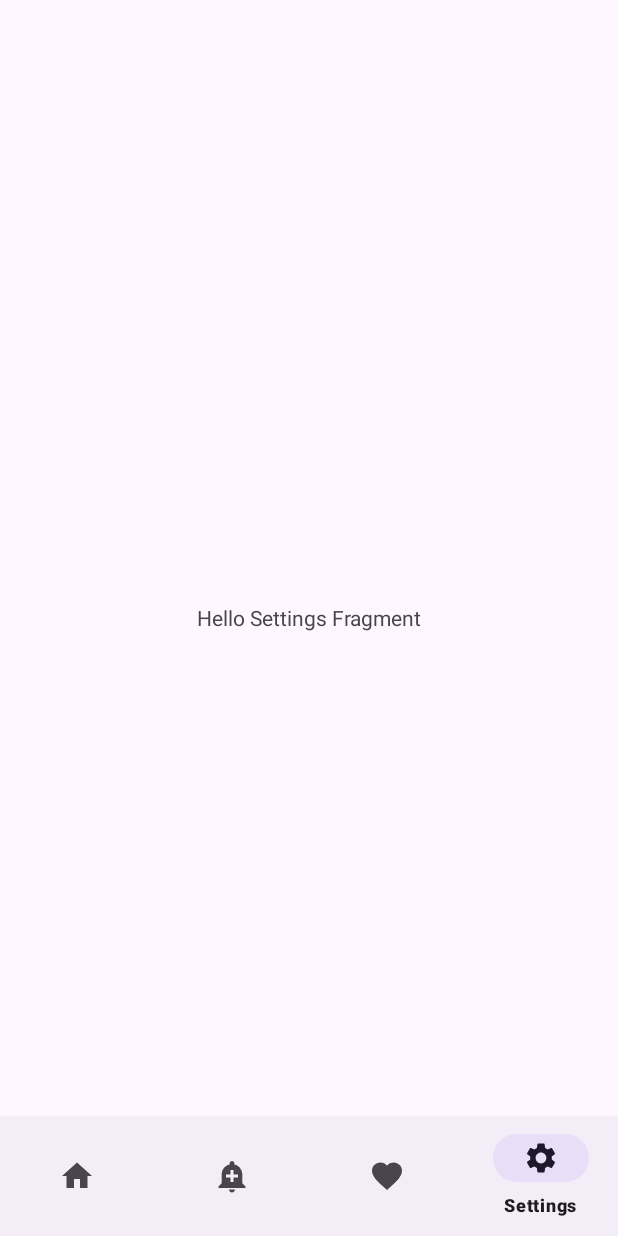
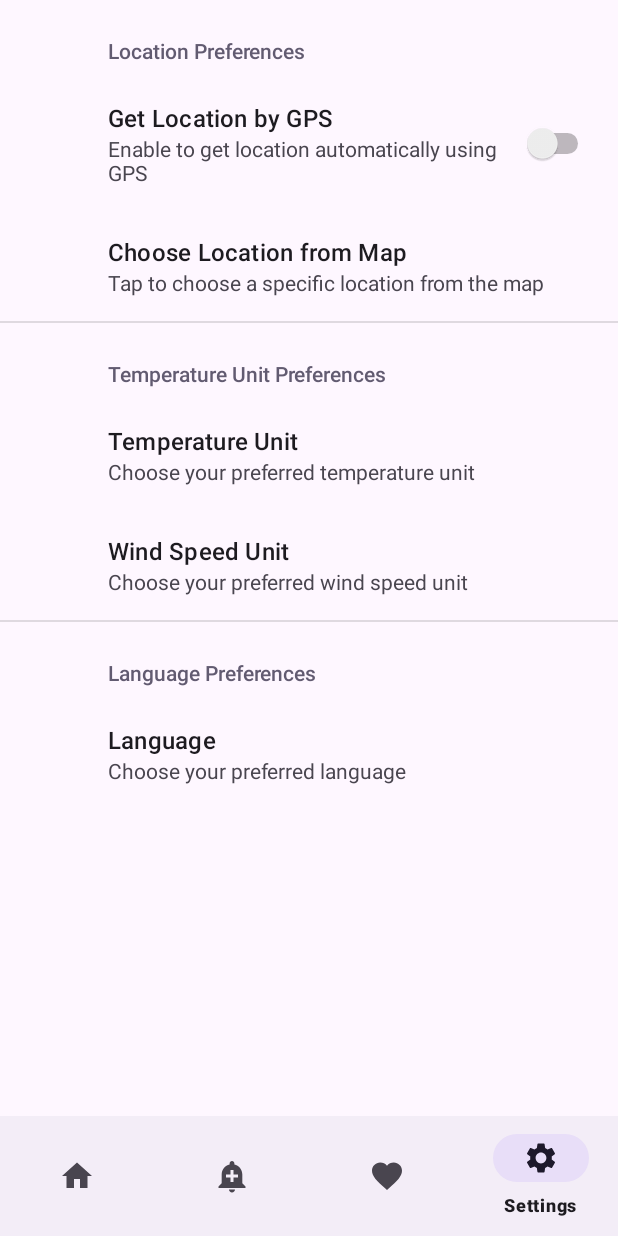
Before and after one commit to mohamedallam01/WeatherWise, an Android app: the screen it shows after launch (MainActivity), item 4 of the bottom bar chosen, on a phone screen of 412 x 824 dp. Run offline under Robolectric (Android 15) with nearby library versions, the light colour scheme and no system bars; our stand-ins replace androidx.preference, navigation-ui; pictures from the network do not load.

Commit message:
initialize Settings screen and map fragment

```diff
--- a/app/src/main/java/com/example/weatherwise/MainActivity.kt
+++ b/app/src/main/java/com/example/weatherwise/MainActivity.kt
@@ -11,6 +11,7 @@ import android.util.Log
 import android.widget.Toast
 import androidx.appcompat.app.AppCompatActivity
 import androidx.core.app.ActivityCompat
+import androidx.core.location.LocationManagerCompat.isLocationEnabled
 import androidx.fragment.app.Fragment
 import androidx.lifecycle.ViewModelProvider
 import androidx.navigation.NavController
@@ -59,7 +60,8 @@ class MainActivity : AppCompatActivity() {
                 R.id.home -> navController.navigate(R.id.home_graph, null, navOptions)
                 R.id.alert -> navController.navigate(R.id.alert_graph, null, navOptions)
                 R.id.favorite -> navController.navigate(R.id.favorite_graph, null, navOptions)
-                R.id.settings -> navController.navigate(R.id.settings_graph, null, navOptions)
+                R.id.settings -> navController.navigate(R.id.preferences_graph, null, navOptions)
+
             }
             true
         }
--- /dev/null
+++ b/app/src/main/java/com/example/weatherwise/preferences/PreferencesFragment.kt
@@ -0,0 +1,79 @@
+package com.example.weatherwise.preferences
+
+
+import android.content.Context
+import android.os.Bundle
+import android.util.Log
+import android.view.Display.Mode
+import androidx.navigation.fragment.findNavController
+import androidx.preference.Preference
+import androidx.preference.PreferenceFragmentCompat
+import com.example.weatherwise.R
+
+
+const val PREFS = "weather_preferences"
+const val TEMP_UNIT_KEY = "temp_unit_key"
+const val LOCATION_GPS_KEY = "location_gps_key"
+const val WIND_UNIT_KEY = "wind_unit_key"
+const val LANG_KEY = "Lang_key"
+class PreferencesFragment : PreferenceFragmentCompat() {
+
+    private val TAG = "PreferencesFragment"
+
+    override fun onCreatePreferences(savedInstanceState: Bundle?, rootKey: String?) {
+        setPreferencesFromResource(R.xml.root_preferences, rootKey)
+
+        val sharedPreferences = requireContext().getSharedPreferences(PREFS,Context.MODE_PRIVATE)
+
+
+        findPreference<Preference>("location_gps")?.setOnPreferenceChangeListener{
+                preference,newValue-> sharedPreferences.edit().putString(LOCATION_GPS_KEY,newValue.toString()).apply()
+
+            true
+        }
+
+        val savedGPS = sharedPreferences.getString(LOCATION_GPS_KEY, "No saved GPS")
+        Log.d(TAG, "Saved GPS: $savedGPS ")
+
+        findPreference<Preference>("temp_unit")?.setOnPreferenceChangeListener {
+            preference,newValue-> sharedPreferences.edit().putString(TEMP_UNIT_KEY,newValue.toString()).apply()
+
+            true
+        }
+
+        val savedTempUnit = sharedPreferences.getString(TEMP_UNIT_KEY,"No saved Temp unit")
+        Log.d(TAG, "Saved Temp Unit: $savedTempUnit ")
+
+
+        findPreference<Preference>("wind_unit")?.setOnPreferenceChangeListener{
+                preference,newValue-> sharedPreferences.edit().putString(WIND_UNIT_KEY,newValue.toString()).apply()
+
+            true
+        }
+
+        val savedWindUnit = sharedPreferences.getString(WIND_UNIT_KEY, "No saved Wind GPS")
+        Log.d(TAG, "Saved Wind Unit: $savedWindUnit ")
+
+
+        findPreference<Preference>("language")?.setOnPreferenceChangeListener{
+                preference,newValue-> sharedPreferences.edit().putString(LANG_KEY,newValue.toString()).apply()
+
+            true
+        }
+        val savedLang = sharedPreferences.getString(LANG_KEY, "No saved Language")
+        Log.d(TAG, "Saved Lang: $savedLang ")
+
+
+        val locationMapPreference : Preference? = findPreference("location_map")
+        locationMapPreference?.onPreferenceClickListener = Preference.OnPreferenceClickListener {
+
+
+            findNavController().navigate(R.id.action_preferencesFragment_to_mapFragment)
+            true
+
+        }
+
+
+
+    }
+}
--- a/app/src/main/java/com/example/weatherwise/settings/SettingsFragment.kt
+++ /dev/null
@@ -1,25 +0,0 @@
-package com.example.weatherwise.settings
-
-import android.os.Bundle
-import androidx.fragment.app.Fragment
-import android.view.LayoutInflater
-import android.view.View
-import android.view.ViewGroup
-import com.example.weatherwise.R
-
-class SettingsFragment : Fragment() {
-
-
-    override fun onCreate(savedInstanceState: Bundle?) {
-        super.onCreate(savedInstanceState)
-    }
-
-    override fun onCreateView(
-        inflater: LayoutInflater, container: ViewGroup?,
-        savedInstanceState: Bundle?
-    ): View? {
-        // Inflate the layout for this fragment
-        return inflater.inflate(R.layout.fragment_settings, container, false)
-    }
-
-}
--- a/app/src/main/res/layout/fragment_home.xml
+++ b/app/src/main/res/layout/fragment_home.xml
@@ -63,7 +63,8 @@
             android:layout_marginTop="16dp"
             app:layout_constraintEnd_toEndOf="parent"
             app:layout_constraintStart_toStartOf="parent"
-            app:layout_constraintTop_toBottomOf="@id/rv_hourly" />
+            app:layout_constraintTop_toBottomOf="@id/rv_hourly"
+            app:layout_constraintBottom_toBottomOf="parent"/>
 
 
         <ProgressBar
--- a/app/src/main/res/layout/fragment_settings.xml
+++ /dev/null
@@ -1,15 +0,0 @@
-<?xml version="1.0" encoding="utf-8"?>
-<FrameLayout xmlns:android="http://schemas.android.com/apk/res/android"
-    xmlns:tools="http://schemas.android.com/tools"
-    android:layout_width="match_parent"
-    android:layout_height="match_parent"
-    tools:context=".settings.SettingsFragment">
-
-    <!-- TODO: Update blank fragment layout -->
-    <TextView
-        android:layout_width="match_parent"
-        android:layout_height="match_parent"
-        android:text="@string/hello_settings_fragment"
-        android:gravity="center"/>
-
-</FrameLayout>
--- a/app/src/main/res/navigation/nav_graph.xml
+++ b/app/src/main/res/navigation/nav_graph.xml
@@ -11,5 +11,5 @@
     <include app:graph="@navigation/home_graph" />
     <include app:graph="@navigation/alert_graph" />
     <include app:graph="@navigation/favorite_graph" />
-    <include app:graph="@navigation/settings_graph" />
+    <include app:graph="@navigation/preferences_graph" />
 </navigation>
--- /dev/null
+++ b/app/src/main/res/navigation/preferences_graph.xml
@@ -0,0 +1,20 @@
+<?xml version="1.0" encoding="utf-8"?>
+<navigation xmlns:android="http://schemas.android.com/apk/res/android"
+    xmlns:app="http://schemas.android.com/apk/res-auto"
+    xmlns:tools="http://schemas.android.com/tools"
+    android:id="@+id/preferences_graph"
+    app:startDestination="@id/preferencesFragment">
+    <fragment
+        android:id="@+id/preferencesFragment"
+        android:name="com.example.weatherwise.preferences.PreferencesFragment"
+        android:label="PreferencesFragment" >
+        <action
+            android:id="@+id/action_preferencesFragment_to_mapFragment"
+            app:destination="@id/mapFragment" />
+    </fragment>
+    <fragment
+        android:id="@+id/mapFragment"
+        android:name="com.example.weatherwise.preferences.MapFragment"
+        android:label="fragment_map"
+        tools:layout="@layout/fragment_map" />
+</navigation>
--- a/app/src/main/res/navigation/settings_graph.xml
+++ /dev/null
@@ -1,13 +0,0 @@
-<?xml version="1.0" encoding="utf-8"?>
-<navigation xmlns:android="http://schemas.android.com/apk/res/android"
-    xmlns:app="http://schemas.android.com/apk/res-auto"
-    xmlns:tools="http://schemas.android.com/tools"
-    android:id="@+id/settings_graph"
-    app:startDestination="@id/settingsFragment">
-
-    <fragment
-        android:id="@+id/settingsFragment"
-        android:name="com.example.weatherwise.settings.SettingsFragment"
-        android:label="fragment_settings"
-        tools:layout="@layout/fragment_settings" />
-</navigation>
--- /dev/null
+++ b/app/src/main/res/values/arrays.xml
@@ -0,0 +1,41 @@
+<?xml version="1.0" encoding="utf-8"?>
+<resources>
+    <string-array name="temp_unit_entries">
+        <item>Kelvin</item>
+        <item>Celsius</item>
+        <item>Fahrenheit</item>
+    </string-array>
+    <string-array name="temp_unit_values">
+        <item>kelvin</item>
+        <item>celsius</item>
+        <item>fahrenheit</item>
+    </string-array>
+
+    <string-array name="wind_unit_entries">
+        <item>Meters per second</item>
+        <item>Miles per hour</item>
+    </string-array>
+    <string-array name="wind_unit_values">
+        <item>meters_per_second</item>
+        <item>miles_per_hour</item>
+    </string-array>
+
+    <string-array name="language_entries">
+        <item>Arabic</item>
+        <item>English</item>
+    </string-array>
+    <string-array name="language_values">
+        <item>arabic</item>
+        <item>english</item>
+    </string-array>
+    <!-- Reply Preference -->
+    <string-array name="reply_entries">
+        <item>Reply</item>
+        <item>Reply to all</item>
+    </string-array>
+
+    <string-array name="reply_values">
+        <item>reply</item>
+        <item>reply_all</item>
+    </string-array>
+</resources>
--- a/app/src/main/res/xml/preferences.xml
+++ /dev/null
@@ -1,4 +0,0 @@
-<?xml version="1.0" encoding="utf-8"?>
-<PreferenceScreen xmlns:android="http://schemas.android.com/apk/res/android">
-
-</PreferenceScreen>
--- /dev/null
+++ b/app/src/main/res/xml/root_preferences.xml
@@ -0,0 +1,56 @@
+<?xml version="1.0" encoding="utf-8"?>
+<PreferenceScreen xmlns:android="http://schemas.android.com/apk/res/android">
+
+    <PreferenceCategory
+        android:title="Location Preferences">
+
+        <SwitchPreference
+            android:key="location_gps"
+            android:title="Get Location by GPS"
+            android:summary="Enable to get location automatically using GPS" />
+
+        <Preference
+            android:key="location_map"
+            android:title="Choose Location from Map"
+            android:summary="Tap to choose a specific location from the map" />
+
+    </PreferenceCategory>
+
+    <PreferenceCategory
+        android:title="Temperature Unit Preferences">
+
+
+        <ListPreference
+            android:key="temp_unit"
+            android:title="Temperature Unit"
+            android:summary="Choose your preferred temperature unit"
+            android:entries="@array/temp_unit_entries"
+            android:entryValues="@array/temp_unit_values"
+            android:defaultValue="celsius" />
+
+        <ListPreference
+            android:key="wind_unit"
+            android:title="Wind Speed Unit"
+            android:summary="Choose your preferred wind speed unit"
+            android:entries="@array/wind_unit_entries"
+            android:entryValues="@array/wind_unit_values"
+            android:defaultValue="meters_per_second" />
+
+    </PreferenceCategory>
+
+
+    <PreferenceCategory
+        android:title="Language Preferences">
+
+
+        <ListPreference
+            android:key="language"
+            android:title="Language"
+            android:summary="Choose your preferred language"
+            android:entries="@array/language_entries"
+            android:entryValues="@array/language_values"
+            android:defaultValue="english" />
+
+    </PreferenceCategory>
+
+</PreferenceScreen>
```
Also changed, not shown: app/build.gradle.kts (+10 -2 lines), app/src/main/java/com/example/weatherwise/alert/NotificationReceiver.kt (+7 -0 lines), app/src/main/java/com/example/weatherwise/alert/view/AlertFragment.kt (+65 -52 lines), app/src/main/java/com/example/weatherwise/home/view/HomeFragment.kt (+8 -14 lines), app/src/main/java/com/example/weatherwise/preferences/MapFragment.kt (added, +96 -0 lines), app/src/main/res/layout/fragment_map.xml (added, +16 -0 lines), app/src/main/res/values/strings.xml (+14 -0 lines).
